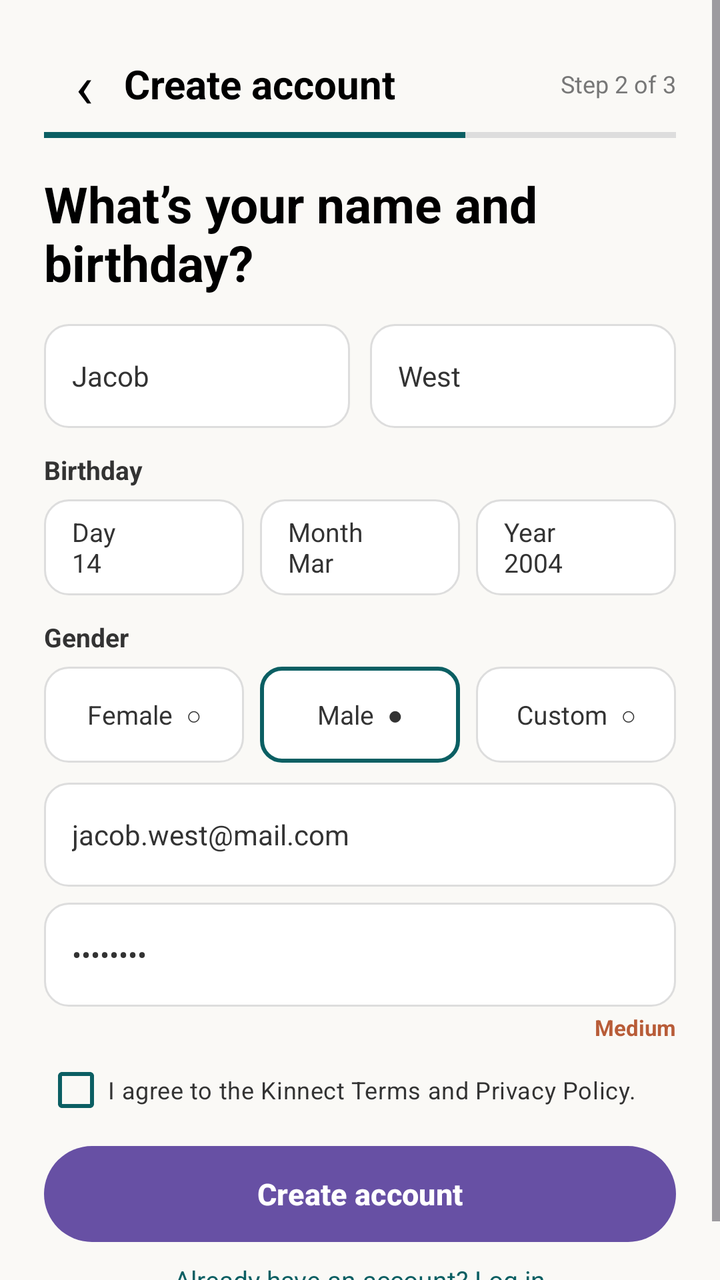
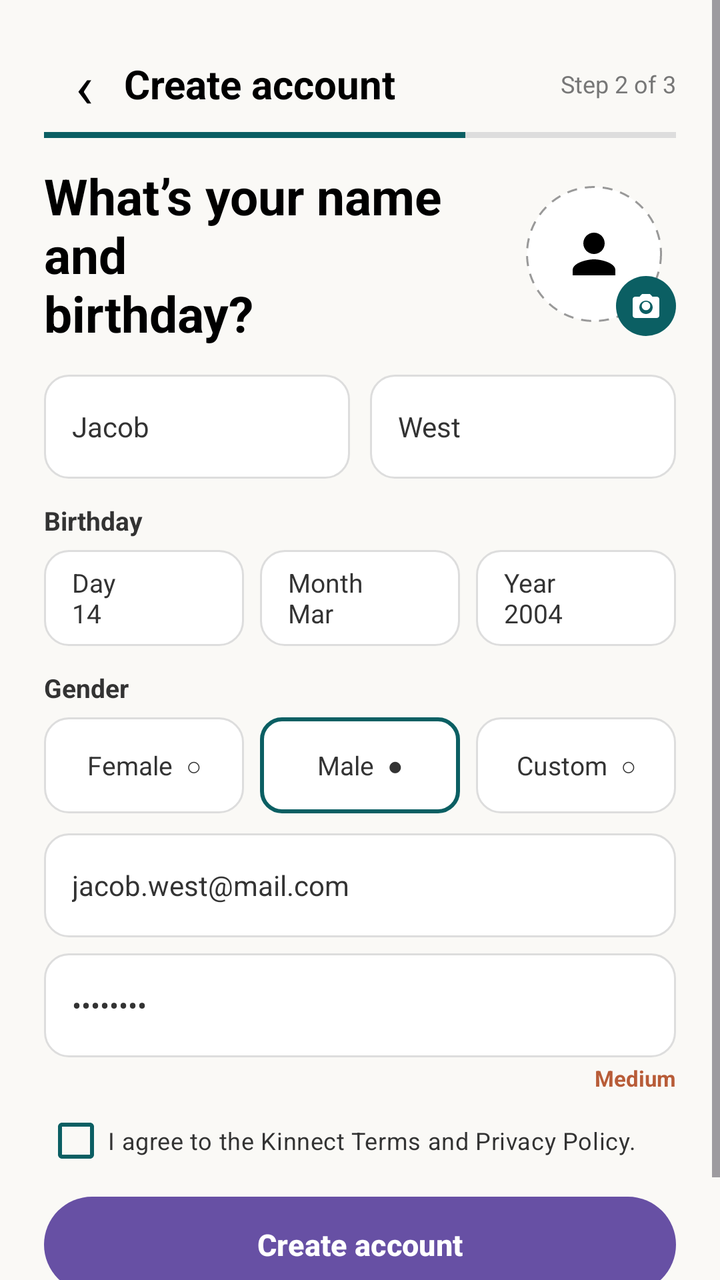

Before-and-after screenshots of an Android layout around one commit, followed by the original layout XML and the change that was made.
<!-- AndroidManifest.xml: application theme Theme.I190479 -->
<!-- res/layout/activity_signup.xml -->
<?xml version="1.0" encoding="utf-8"?>
<ScrollView
    xmlns:android="http://schemas.android.com/apk/res/android"
    android:layout_width="match_parent"
    android:layout_height="match_parent"
    android:background="@color/background"
    android:fillViewport="true">

    <LinearLayout
        android:layout_width="match_parent"
        android:layout_height="wrap_content"
        android:orientation="vertical"
        android:padding="22dp">

        
        <LinearLayout
            android:layout_width="match_parent"
            android:layout_height="wrap_content"
            android:gravity="center_vertical"
            android:orientation="horizontal">

            <TextView
                android:id="@+id/btnBack"
                android:layout_width="40dp"
                android:layout_height="40dp"
                android:gravity="center"
                android:text="‹"
                android:textColor="@color/black"
                android:textSize="30sp" />

            <TextView
                android:layout_width="0dp"
                android:layout_height="wrap_content"
                android:layout_weight="1"
                android:text="Create account"
                android:textColor="@color/black"
                android:textSize="20sp"
                android:textStyle="bold" />

            <TextView
                android:layout_width="wrap_content"
                android:layout_height="wrap_content"
                android:text="Step 2 of 3"
                android:textColor="@color/gray"
                android:textSize="12sp" />

        </LinearLayout>

        
        <LinearLayout
            android:layout_width="match_parent"
            android:layout_height="3dp"
            android:layout_marginTop="4dp"
            android:orientation="horizontal">

            <View
                android:layout_width="0dp"
                android:layout_height="3dp"
                android:layout_weight="2"
                android:background="@color/kinnect_teal" />

            <View
                android:layout_width="0dp"
                android:layout_height="3dp"
                android:layout_weight="1"
                android:background="#DDDDDD" />

        </LinearLayout>

        <TextView
            android:layout_width="match_parent"
            android:layout_height="wrap_content"
            android:layout_marginTop="16dp"
            android:text="What’s your name and\nbirthday?"
            android:textColor="@color/black"
            android:textSize="25sp"
            android:textStyle="bold" />

        
        <LinearLayout
            android:layout_width="match_parent"
            android:layout_height="wrap_content"
            android:layout_marginTop="14dp"
            android:orientation="horizontal">

            <EditText
                android:layout_width="0dp"
                android:layout_height="52dp"
                android:layout_weight="1"
                android:background="@drawable/rounded_white"
                android:hint="First name"
                android:paddingHorizontal="14dp"
                android:text="Jacob"
                android:textColor="@color/dark_gray"
                android:textColorHint="@color/gray"
                android:textSize="14sp" />

            <Space
                android:layout_width="10dp"
                android:layout_height="1dp" />

            <EditText
                android:layout_width="0dp"
                android:layout_height="52dp"
                android:layout_weight="1"
                android:background="@drawable/rounded_white"
                android:hint="Last name"
                android:paddingHorizontal="14dp"
                android:text="West"
                android:textColor="@color/dark_gray"
                android:textColorHint="@color/gray"
                android:textSize="14sp" />

        </LinearLayout>

        <TextView
            android:layout_width="wrap_content"
            android:layout_height="wrap_content"
            android:layout_marginTop="12dp"
            android:text="Birthday"
            android:textColor="@color/dark_gray"
            android:textSize="13sp"
            android:textStyle="bold" />

        
        <LinearLayout
            android:layout_width="match_parent"
            android:layout_height="48dp"
            android:layout_marginTop="6dp"
            android:orientation="horizontal">

            <TextView
                android:layout_width="0dp"
                android:layout_height="match_parent"
                android:layout_weight="1"
                android:background="@drawable/rounded_white"
                android:gravity="center_vertical"
                android:paddingHorizontal="14dp"
                android:text="Day\n14"
                android:textColor="@color/dark_gray"
                android:textSize="13sp" />

            <Space
                android:layout_width="8dp"
                android:layout_height="1dp" />

            <TextView
                android:layout_width="0dp"
                android:layout_height="match_parent"
                android:layout_weight="1"
                android:background="@drawable/rounded_white"
                android:gravity="center_vertical"
                android:paddingHorizontal="14dp"
                android:text="Month\nMar"
                android:textColor="@color/dark_gray"
                android:textSize="13sp" />

            <Space
                android:layout_width="8dp"
                android:layout_height="1dp" />

            <TextView
                android:layout_width="0dp"
                android:layout_height="match_parent"
                android:layout_weight="1"
                android:background="@drawable/rounded_white"
                android:gravity="center_vertical"
                android:paddingHorizontal="14dp"
                android:text="Year\n2004"
                android:textColor="@color/dark_gray"
                android:textSize="13sp" />

        </LinearLayout>

        <TextView
            android:layout_width="wrap_content"
            android:layout_height="wrap_content"
            android:layout_marginTop="12dp"
            android:text="Gender"
            android:textColor="@color/dark_gray"
            android:textSize="13sp"
            android:textStyle="bold" />

        
        <LinearLayout
            android:layout_width="match_parent"
            android:layout_height="48dp"
            android:layout_marginTop="6dp"
            android:orientation="horizontal">

            <TextView
                android:layout_width="0dp"
                android:layout_height="match_parent"
                android:layout_weight="1"
                android:background="@drawable/rounded_white"
                android:gravity="center"
                android:text="Female  ○"
                android:textColor="@color/dark_gray"
                android:textSize="13sp" />

            <Space
                android:layout_width="8dp"
                android:layout_height="1dp" />

            <TextView
                android:layout_width="0dp"
                android:layout_height="match_parent"
                android:layout_weight="1"
                android:background="@drawable/rounded_teal_border"
                android:gravity="center"
                android:text="Male  ●"
                android:textColor="@color/dark_gray"
                android:textSize="13sp" />

            <Space
                android:layout_width="8dp"
                android:layout_height="1dp" />

            <TextView
                android:layout_width="0dp"
                android:layout_height="match_parent"
                android:layout_weight="1"
                android:background="@drawable/rounded_white"
                android:gravity="center"
                android:text="Custom  ○"
                android:textColor="@color/dark_gray"
                android:textSize="13sp" />

        </LinearLayout>

        <EditText
            android:id="@+id/etSignupEmail"
            android:layout_width="match_parent"
            android:layout_height="52dp"
            android:layout_marginTop="10dp"
            android:background="@drawable/rounded_white"
            android:hint="Email"
            android:inputType="textEmailAddress"
            android:paddingHorizontal="14dp"
            android:text="jacob.west@mail.com"
            android:textColor="@color/dark_gray"
            android:textColorHint="@color/gray"
            android:textSize="14sp" />

        <EditText
            android:id="@+id/etSignupPassword"
            android:layout_width="match_parent"
            android:layout_height="52dp"
            android:layout_marginTop="8dp"
            android:background="@drawable/rounded_white"
            android:hint="New password"
            android:inputType="textPassword"
            android:paddingHorizontal="14dp"
            android:text="password"
            android:textColor="@color/dark_gray"
            android:textColorHint="@color/gray"
            android:textSize="14sp" />

        <TextView
            android:layout_width="wrap_content"
            android:layout_height="wrap_content"
            android:layout_gravity="end"
            android:layout_marginTop="3dp"
            android:text="Medium"
            android:textColor="#B85C38"
            android:textSize="11sp"
            android:textStyle="bold" />

        <CheckBox
            android:id="@+id/checkTerms"
            android:layout_width="match_parent"
            android:layout_height="wrap_content"
            android:buttonTint="@color/kinnect_teal"
            android:checked="true"
            android:text="I agree to the Kinnect Terms and Privacy Policy."
            android:textColor="@color/dark_gray"
            android:textSize="12sp" />

        <Button
            android:id="@+id/btnCreateAccountSignup"
            android:layout_width="match_parent"
            android:layout_height="48dp"
            android:layout_marginTop="4dp"
            android:background="@drawable/rounded_teal"
            android:text="Create account"
            android:textAllCaps="false"
            android:textColor="@color/white"
            android:textSize="15sp"
            android:textStyle="bold" />

        <TextView
            android:id="@+id/tvAlreadyLogin"
            android:layout_width="wrap_content"
            android:layout_height="wrap_content"
            android:layout_gravity="center_horizontal"
            android:layout_marginTop="10dp"
            android:text="Already have an account? Log in"
            android:textColor="@color/kinnect_teal"
            android:textSize="13sp" />

    </LinearLayout>

</ScrollView>
<!-- resources referenced by this layout -->
<resources>
  <color name="background">#FAF9F6</color>
  <color name="black">#000000</color>
  <color name="dark_gray">#333333</color>
  <color name="gray">#777777</color>
  <color name="kinnect_teal">#0B5F63</color>
  <color name="white">#FFFFFF</color>
  <!-- drawable rounded_teal (drawable) -->
  <?xml version="1.0" encoding="utf-8"?>
  <shape xmlns:android="http://schemas.android.com/apk/res/android"
      android:shape="rectangle">
  
      <solid android:color="@color/kinnect_teal" />
  
      <corners android:radius="25dp" />
  
  </shape>
  <!-- drawable rounded_teal_border (drawable) -->
  <?xml version="1.0" encoding="utf-8"?>
  <shape xmlns:android="http://schemas.android.com/apk/res/android"
      android:shape="rectangle">
  
      <solid android:color="@color/white" />
  
      <corners android:radius="10dp" />
  
      <stroke
          android:width="2dp"
          android:color="@color/kinnect_teal" />
  
  </shape>
  <!-- drawable rounded_white (drawable) -->
  <?xml version="1.0" encoding="utf-8"?>
  <shape xmlns:android="http://schemas.android.com/apk/res/android"
      android:shape="rectangle">
  
      <solid android:color="@color/white" />
  
      <corners android:radius="12dp" />
  
      <stroke
          android:width="1dp"
          android:color="#DDDDDD" />
  
  </shape>
  <style name="Theme.I190479" parent="Base.Theme.I190479" />
  <style name="Base.Theme.I190479" parent="Theme.Material3.DayNight.NoActionBar">
          
          
      </style>
</resources>

<!-- the commit's change to res/layout/activity_signup.xml (unified diff, before → after) -->
@@ -67,14 +67,51 @@
 
         </LinearLayout>
 
-        <TextView
-            android:layout_width="match_parent"
-            android:layout_height="wrap_content"
-            android:layout_marginTop="16dp"
-            android:text="What’s your name and\nbirthday?"
-            android:textColor="@color/black"
-            android:textSize="25sp"
-            android:textStyle="bold" />
+        <LinearLayout
+            android:layout_width="match_parent"
+            android:layout_height="wrap_content"
+            android:layout_marginTop="12dp"
+            android:gravity="center_vertical"
+            android:orientation="horizontal">
+
+            
+            <TextView
+                android:layout_width="0dp"
+                android:layout_height="wrap_content"
+                android:layout_weight="1"
+                android:text="What’s your name and\nbirthday?"
+                android:textColor="@color/black"
+                android:textSize="25sp"
+                android:textStyle="bold" />
+
+
+            
+            <FrameLayout
+                android:layout_width="82dp"
+                android:layout_height="82dp">
+
+                <ImageView
+                    android:layout_width="68dp"
+                    android:layout_height="68dp"
+                    android:layout_gravity="center"
+                    android:background="@drawable/profile_dashed_circle"
+                    android:padding="18dp"
+                    android:src="@drawable/ic_person"
+                    android:contentDescription="Profile picture" />
+
+                
+                <ImageView
+                    android:layout_width="30dp"
+                    android:layout_height="30dp"
+                    android:layout_gravity="bottom|end"
+                    android:background="@drawable/camera_circle"
+                    android:padding="7dp"
+                    android:src="@drawable/ic_camera"
+                    android:contentDescription="Add profile photo" />
+
+            </FrameLayout>
+
+        </LinearLayout>
 
         
         <LinearLayout
<!-- resource entries referenced after the edit -->
@@ -6,6 +6,44 @@
   <color name="gray">#777777</color>
   <color name="kinnect_teal">#0B5F63</color>
   <color name="white">#FFFFFF</color>
+  <!-- drawable camera_circle (drawable) -->
+  <?xml version="1.0" encoding="utf-8"?>
+  <shape xmlns:android="http://schemas.android.com/apk/res/android"
+      android:shape="oval">
+  
+      <solid android:color="@color/kinnect_teal" />
+  
+  </shape>
+  <!-- drawable ic_camera (drawable) -->
+  <vector xmlns:android="http://schemas.android.com/apk/res/android"
+      android:width="24dp"
+      android:height="24dp"
+      android:viewportWidth="24"
+      android:viewportHeight="24">
+      <path
+          android:fillColor="#FFFFFFFF"
+          android:pathData="M12,12m-3.2,0a3.2,3.2 0,1 0,6.4 0a3.2,3.2 0,1 0,-6.4 0 M9,3L7.17,5H4C2.9,5 2,5.9 2,7v12c0,1.1 0.9,2 2,2h16c1.1,0 2,-0.9 2,-2L22,7c0,-1.1 -0.9,-2 -2,-2h-3.17L15,3H9zM12,18c-2.76,0 -5,-2.24 -5,-5s2.24,-5 5,-5 5,2.24 5,5 -2.24,5 -5,5z" />
+  </vector>
+  <!-- drawable ic_person (drawable) -->
+  <vector xmlns:android="http://schemas.android.com/apk/res/android" android:height="24dp" android:tint="#000000" android:viewportHeight="24" android:viewportWidth="24" android:width="24dp">
+        
+      <path android:fillColor="@android:color/white" android:pathData="M12,12c2.21,0 4,-1.79 4,-4s-1.79,-4 -4,-4 -4,1.79 -4,4 1.79,4 4,4zM12,14c-2.67,0 -8,1.34 -8,4v2h16v-2c0,-2.66 -5.33,-4 -8,-4z"/>
+      
+  </vector>
+  <!-- drawable profile_dashed_circle (drawable) -->
+  <?xml version="1.0" encoding="utf-8"?>
+  <shape xmlns:android="http://schemas.android.com/apk/res/android"
+      android:shape="oval">
+  
+      <solid android:color="@color/white" />
+  
+      <stroke
+          android:width="1dp"
+          android:color="#999999"
+          android:dashWidth="5dp"
+          android:dashGap="4dp" />
+  
+  </shape>
   <!-- drawable rounded_teal (drawable) -->
   <?xml version="1.0" encoding="utf-8"?>
   <shape xmlns:android="http://schemas.android.com/apk/res/android"
